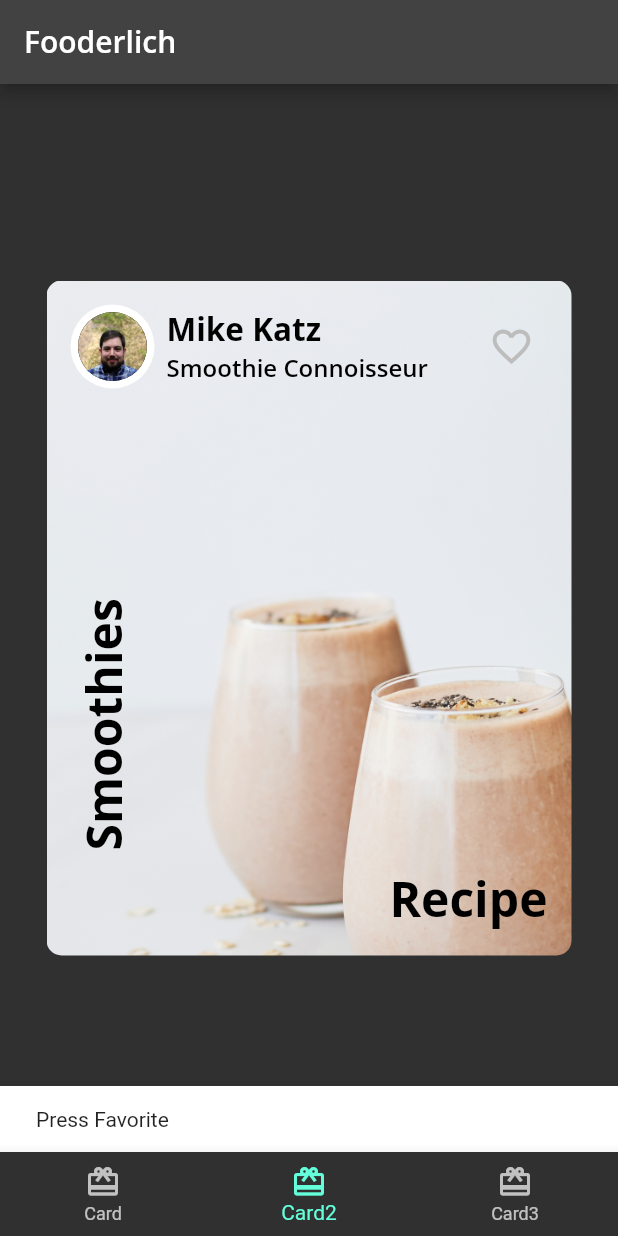
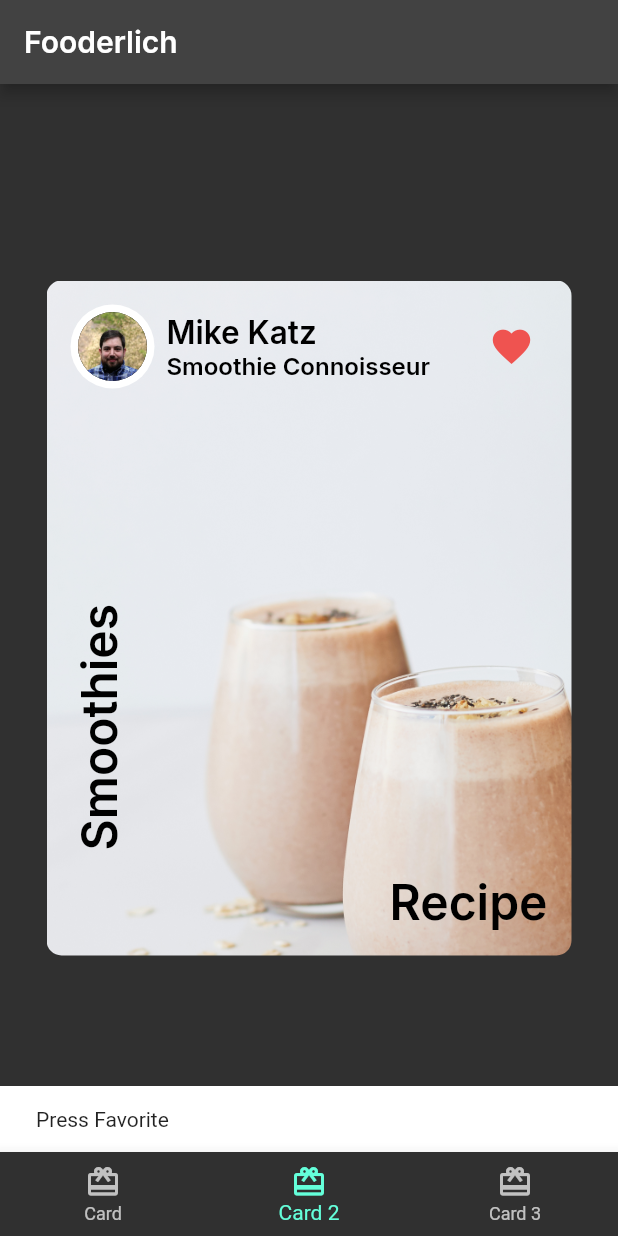
Before and after one commit to kaylaatsila/fooderlich, a Flutter app: the screen it shows after launch, item 2 of the bottom bar chosen, after a tap on the "favorite outline" icon, on a phone screen of 412 x 824 dp. Run offline on Flutter 3.47's test engine with Material 2 defaults, Android fonts, the phone set to English and light mode, and no system bars; our stand-ins replace google_fonts.

Commit message:
5th step

```diff
--- a/lib/author_card.dart
+++ b/lib/author_card.dart
@@ -2,7 +2,7 @@ import 'package:flutter/material.dart';
 import 'fooderlich_theme.dart';
 import 'circle_image.dart';
 
-class AuthorCard extends StatelessWidget {
+class AuthorCard extends StatefulWidget {
   final String authorName;
   final String title;
   final ImageProvider imageProvider;
@@ -12,6 +12,14 @@ class AuthorCard extends StatelessWidget {
     required this.title,
     required this.imageProvider,
   }) : super(key: key);
+
+  @override
+  State<AuthorCard> createState() => _AuthorCardState();
+}
+
+class _AuthorCardState extends State<AuthorCard> {
+  bool _isFavorited = false;
+
   @override
   Widget build(BuildContext context) {
     return Container(
@@ -20,29 +28,32 @@ class AuthorCard extends StatelessWidget {
         mainAxisAlignment: MainAxisAlignment.spaceBetween,
         children: [
           Row(children: [
-            CircleImage(imageProvider: imageProvider, imageRadius: 28),
+            CircleImage(imageProvider: widget.imageProvider, imageRadius: 28),
             const SizedBox(width: 8),
             Column(
               crossAxisAlignment: CrossAxisAlignment.start,
               children: [
                 Text(
-                  authorName,
+                  widget.authorName,
                   style: FooderlichTheme.lightTextTheme.headline2,
                 ),
                 Text(
-                  title,
+                  widget.title,
                   style: FooderlichTheme.lightTextTheme.headline3,
                 )
               ],
             ),
           ]),
           IconButton(
-            icon: const Icon(Icons.favorite_border),
+            icon: Icon(_isFavorited ? Icons.favorite : Icons.favorite_border),
             iconSize: 30,
-            color: Colors.grey[400],
+            color: Colors.red[400],
             onPressed: () {
               const snackBar = SnackBar(content: Text('Press Favorite'));
               ScaffoldMessenger.of(context).showSnackBar(snackBar);
+              setState(() {
+                _isFavorited = !_isFavorited;
+              });
             },
           ),
         ],
--- a/lib/card1.dart
+++ b/lib/card1.dart
@@ -7,41 +7,11 @@ class Card1 extends StatelessWidget {
   final String title = 'The Art of Dough';
   final String description = 'Learn to make the perfect bread.';
   final String chef = 'Ray Wenderlich';
+
   @override
   Widget build(BuildContext context) {
     return Center(
       child: Container(
-        child: Stack(
-          children: [
-            Text(
-              category,
-              style: FooderlichTheme.darkTextTheme.bodyText1,
-            ),
-            Positioned(
-              child: Text(
-                title,
-                style: FooderlichTheme.darkTextTheme.headline2,
-              ),
-              top: 20,
-            ),
-            Positioned(
-              child: Text(
-                description,
-                style: FooderlichTheme.darkTextTheme.bodyText1,
-              ),
-              bottom: 30,
-              right: 0,
-            ),
-            Positioned(
-              child: Text(
-                chef,
-                style: FooderlichTheme.darkTextTheme.bodyText1,
-              ),
-              bottom: 10,
-              right: 0,
-            )
-          ],
-        ),
         padding: const EdgeInsets.all(16),
         constraints: const BoxConstraints.expand(width: 350, height: 450),
         decoration: const BoxDecoration(
@@ -51,6 +21,37 @@ class Card1 extends StatelessWidget {
           ),
           borderRadius: BorderRadius.all(Radius.circular(10.0)),
         ),
+        child: Stack(
+          children: [
+            Text(
+              category,
+              style: FooderlichTheme.darkTextTheme.bodyText1,
+            ),
+            Positioned(
+              top: 20,
+              child: Text(
+                title,
+                style: FooderlichTheme.darkTextTheme.headline2,
+              ),
+            ),
+            Positioned(
+              bottom: 30,
+              right: 0,
+              child: Text(
+                description,
+                style: FooderlichTheme.darkTextTheme.bodyText1,
+              ),
+            ),
+            Positioned(
+              bottom: 10,
+              right: 0,
+              child: Text(
+                chef,
+                style: FooderlichTheme.darkTextTheme.bodyText1,
+              ),
+            )
+          ],
+        ),
       ),
     );
   }
--- a/lib/circle_image.dart
+++ b/lib/circle_image.dart
@@ -6,8 +6,10 @@ class CircleImage extends StatelessWidget {
     this.imageProvider,
     this.imageRadius = 20,
   }) : super(key: key);
+
   final double imageRadius;
   final ImageProvider? imageProvider;
+
   @override
   Widget build(BuildContext context) {
     return CircleAvatar(
--- a/lib/fooderlich_theme.dart
+++ b/lib/fooderlich_theme.dart
@@ -3,27 +3,28 @@ import 'package:google_fonts/google_fonts.dart';
 
 class FooderlichTheme {
   static TextTheme lightTextTheme = TextTheme(
-    bodyText1: GoogleFonts.openSans(
-    fontSize: 14.0, fontWeight: FontWeight.w700, color: Colors.black),
-    headline1: GoogleFonts.openSans(
-    fontSize: 32.0, fontWeight: FontWeight.bold, color: Colors.black),
-    headline2: GoogleFonts.openSans(
-    fontSize: 21.0, fontWeight: FontWeight.w700, color: Colors.black),
-    headline3: GoogleFonts.openSans(
-    fontSize: 16.0, fontWeight: FontWeight.w600, color: Colors.black),
-    headline6: GoogleFonts.openSans(
-    fontSize: 20.0, fontWeight: FontWeight.w600, color: Colors.black),
+    bodyText1: GoogleFonts.inter(
+        fontSize: 14.0, fontWeight: FontWeight.normal, color: Colors.black),
+    headline1: GoogleFonts.inter(
+        fontSize: 32.0, fontWeight: FontWeight.w600, color: Colors.black),
+    headline2: GoogleFonts.inter(
+        fontSize: 21.0, fontWeight: FontWeight.w600, color: Colors.black),
+    headline3: GoogleFonts.inter(
+        fontSize: 16.0, fontWeight: FontWeight.w600, color: Colors.black),
+    headline6: GoogleFonts.inter(
+        fontSize: 20.0, fontWeight: FontWeight.w600, color: Colors.black),
   );
+
   static TextTheme darkTextTheme = TextTheme(
-    bodyText1: GoogleFonts.openSans(
-        fontSize: 14.0, fontWeight: FontWeight.w700, color: Colors.white),
-    headline1: GoogleFonts.openSans(
-        fontSize: 32.0, fontWeight: FontWeight.bold, color: Colors.white),
-    headline2: GoogleFonts.openSans(
-        fontSize: 21.0, fontWeight: FontWeight.w700, color: Colors.white),
-    headline3: GoogleFonts.openSans(
+    bodyText1: GoogleFonts.inter(
+        fontSize: 14.0, fontWeight: FontWeight.normal, color: Colors.white),
+    headline1: GoogleFonts.inter(
+        fontSize: 32.0, fontWeight: FontWeight.w600, color: Colors.white),
+    headline2: GoogleFonts.inter(
+        fontSize: 21.0, fontWeight: FontWeight.w600, color: Colors.white),
+    headline3: GoogleFonts.inter(
         fontSize: 16.0, fontWeight: FontWeight.w600, color: Colors.white),
-    headline6: GoogleFonts.openSans(
+    headline6: GoogleFonts.inter(
         fontSize: 20.0, fontWeight: FontWeight.w600, color: Colors.white),
   );
   static ThemeData light() {
--- a/lib/home.dart
+++ b/lib/home.dart
@@ -11,6 +11,7 @@ class Home extends StatefulWidget {
 
 class _HomeState extends State<Home> {
   int _selectedIndex = 0;
+
   static List<Widget> pages = <Widget>[
     const Card1(),
     const Card2(),
@@ -25,6 +26,7 @@ class _HomeState extends State<Home> {
       color: Colors.blue,
     ),
   ];
+
   void _onItemTapped(int index) {
     setState(() {
       _selectedIndex = index;
@@ -52,11 +54,11 @@ class _HomeState extends State<Home> {
           ),
           const BottomNavigationBarItem(
             icon: Icon(Icons.card_giftcard),
-            label: 'Card2',
+            label: 'Card 2',
           ),
           const BottomNavigationBarItem(
             icon: Icon(Icons.card_giftcard),
-            label: 'Card3',
+            label: 'Card 3',
           ),
         ],
       ),
--- a/lib/main.dart
+++ b/lib/main.dart
@@ -12,10 +12,6 @@ class Fooderlich extends StatelessWidget {
   @override
   Widget build(BuildContext context) {
     final theme = FooderlichTheme.dark();
-    return MaterialApp(
-      title: 'Fooderlich',
-      theme: theme,
-      home: const Home()
-    );
+    return MaterialApp(title: 'Fooderlich', theme: theme, home: const Home());
   }
 }
```
Also changed, not shown: 1 other file.
